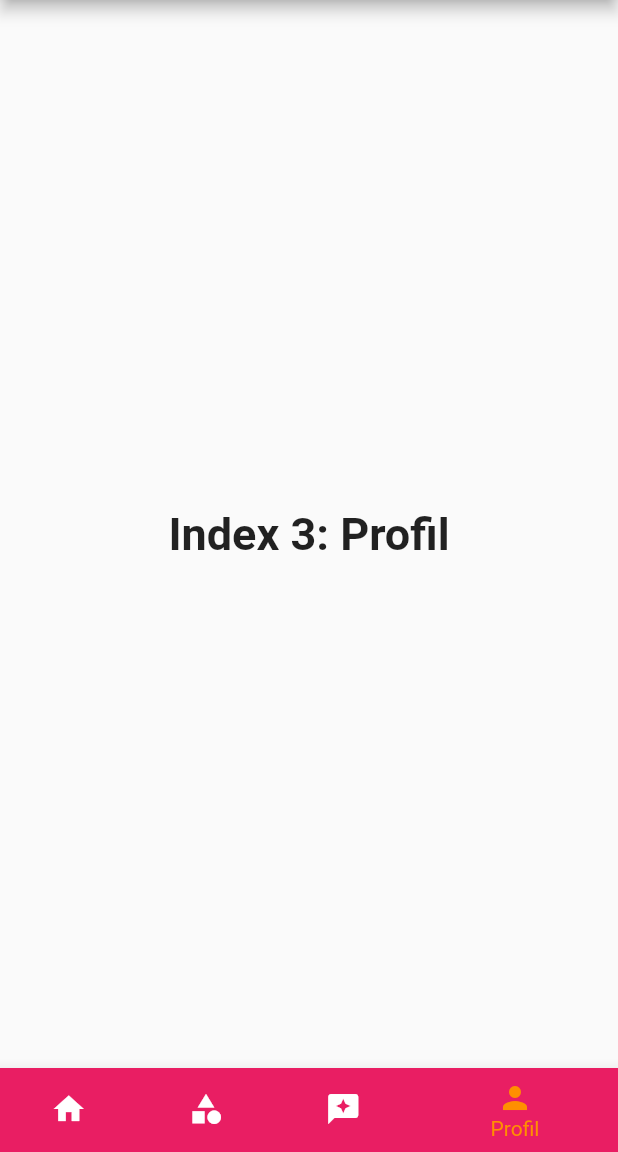
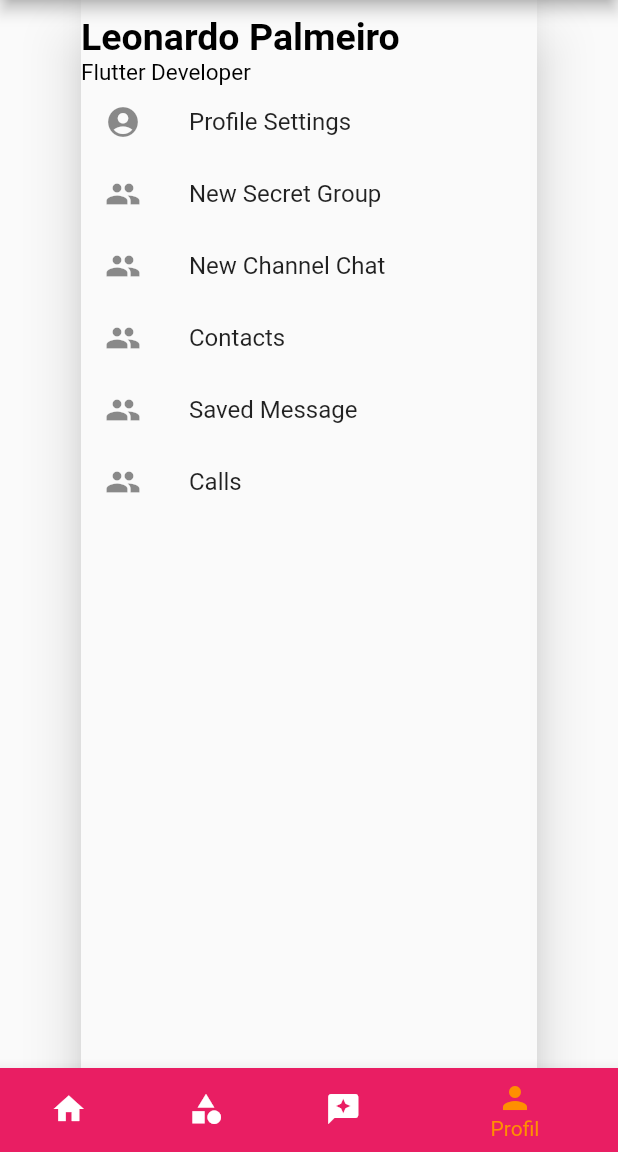
Before and after one commit to aryapangestu/Project_WTB-Travel, a Flutter app: the screen it shows after launch, item 4 of the bottom bar chosen, on a phone screen of 412 x 824 dp, the part 84-1236 px from its top. Run offline on Flutter 3.47's test engine with Material 2 defaults, Android fonts, the phone set to English and light mode, and no system bars; network calls fail.

Commit message:
profilescreen

```diff
--- a/EndUser_WTB-Travel/wtb_travel/lib/views/full_app_screen.dart
+++ b/EndUser_WTB-Travel/wtb_travel/lib/views/full_app_screen.dart
@@ -1,6 +1,7 @@
 import 'package:flutter/material.dart';
 import 'package:wtb_travel/views/review_screen.dart';
 import 'package:wtb_travel/views/category_screen.dart';
+import 'package:wtb_travel/views/profile_screen.dart';
 
 class WtbTravelFullAppScreen extends StatefulWidget {
   const WtbTravelFullAppScreen({Key? key, required this.title})
@@ -22,13 +23,8 @@ class _WtbTravelFullAppScreen extends State<WtbTravelFullAppScreen> {
       style: optionStyle,
     ),
     const WtbTravelCategoryScreen(),
-
     const WtbTravelReviewScreen(),
-    const Text(
-      'Index 3: Profil',
-      style: optionStyle,
-    ),
-
+    DrawerScreen()
   ];
 
   void _onItemTapped(int index) {
--- a/EndUser_WTB-Travel/wtb_travel/lib/views/profile_screen.dart
+++ b/EndUser_WTB-Travel/wtb_travel/lib/views/profile_screen.dart
@@ -0,0 +1,87 @@
+import 'package:flutter/material.dart';
+
+class DrawerScreen extends StatefulWidget {
+  @override
+  _DrawwerScreenState createState() => _DrawwerScreenState();
+}
+
+class _DrawwerScreenState extends State<DrawerScreen> {
+  @override
+  Widget build(BuildContext context) {
+    return Drawer(
+        child: ListView(
+      children: <Widget>[
+        const SizedBox(
+          height: 10,
+        ),
+        const Text(
+          'Leonardo Palmeiro',
+          style: TextStyle(
+            fontSize: 25,
+            fontWeight: FontWeight.bold,
+            color: Colors.black,
+          ),
+        ),
+        Text(
+          'Flutter Developer',
+          style: TextStyle(
+            color: Colors.black,
+            fontSize: 15,
+          ),
+        ),
+        DrawerListTitle(
+          iconData: Icons.account_circle,
+          title: "Profile Settings",
+          onTilePressed: () {},
+        ),
+        DrawerListTitle(
+          iconData: Icons.group,
+          title: "New Secret Group",
+          onTilePressed: () {},
+        ),
+        DrawerListTitle(
+          iconData: Icons.group,
+          title: "New Channel Chat",
+          onTilePressed: () {},
+        ),
+        DrawerListTitle(
+          iconData: Icons.group,
+          title: "Contacts",
+          onTilePressed: () {},
+        ),
+        DrawerListTitle(
+          iconData: Icons.group,
+          title: "Saved Message",
+          onTilePressed: () {},
+        ),
+        DrawerListTitle(
+          iconData: Icons.group,
+          title: "Calls",
+          onTilePressed: () {},
+        ),
+      ],
+    ));
+  }
+}
+
+class DrawerListTitle extends StatelessWidget {
+  final IconData? iconData;
+  final String? title;
+  final VoidCallback? onTilePressed;
+
+  const DrawerListTitle(
+      {Key? key, this.iconData, this.title, this.onTilePressed})
+      : super(key: key);
+  @override
+  Widget build(BuildContext context) {
+    return ListTile(
+      onTap: onTilePressed,
+      dense: true,
+      leading: Icon(iconData),
+      title: Text(
+        title!,
+        style: TextStyle(fontSize: 16),
+      ),
+    );
+  }
+}
```
